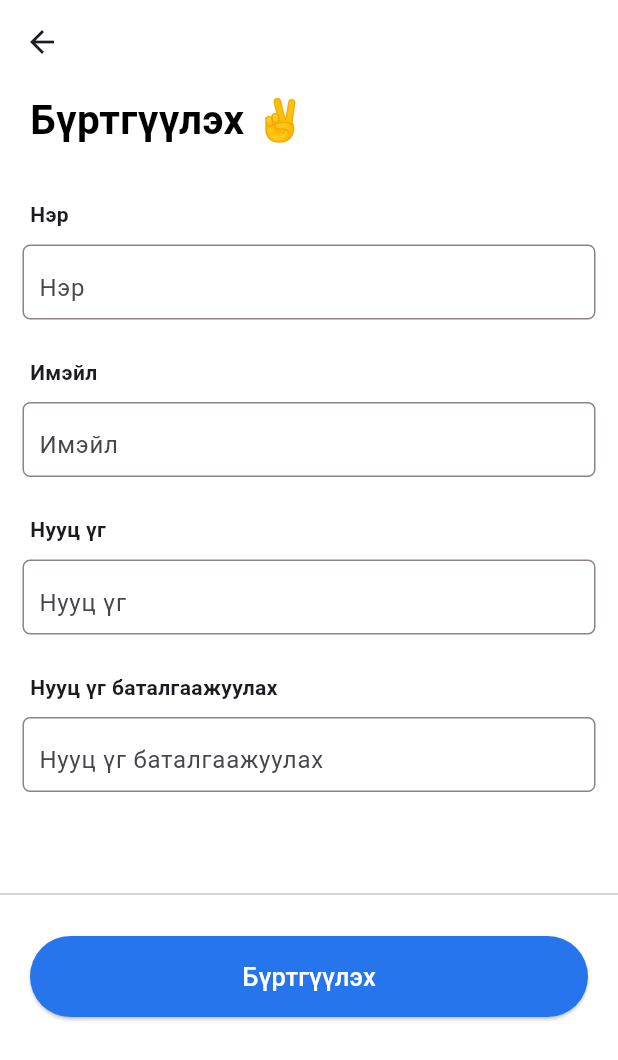
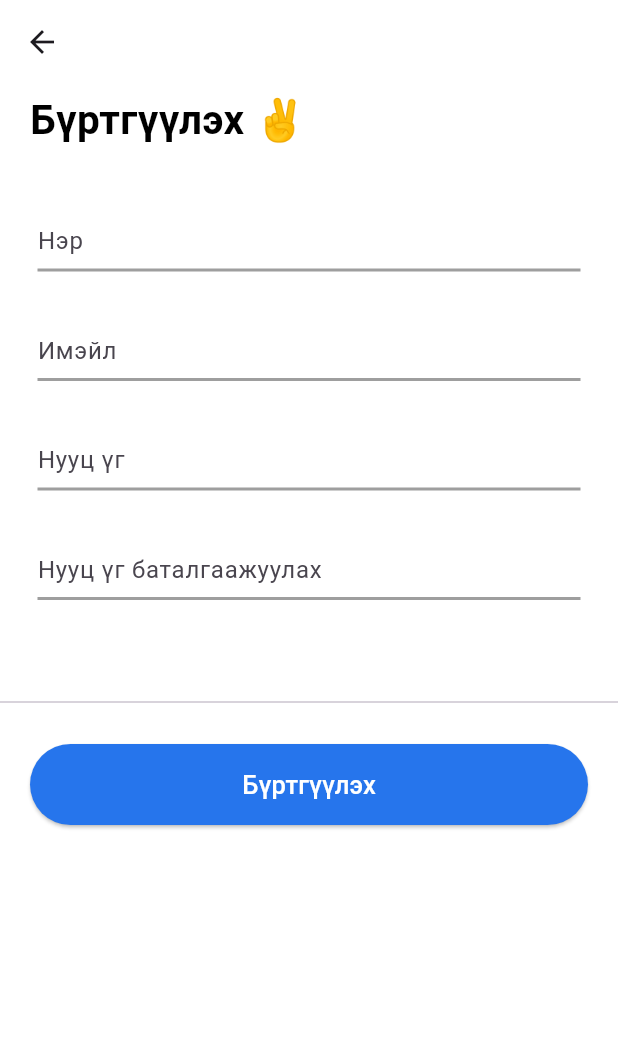
Before and after one commit to Tsogbadrakh-G/Language-exchange-app, a Flutter app: the Register screen opened directly, on a phone screen of 412 x 824 dp. Shown: the top 1060 px of the screen. Run offline on Flutter 3.47's test engine with Material 2 defaults, Android fonts, the phone set to English and light mode, and no system bars; our stand-ins replace cloud_firestore, dio, dropdown_button2, firebase_auth, firebase_core, firebase_messaging and 9 more; missing offline and left inert: agora_rtc_engine; accounts and stored records are empty; Roboto replaces fonts that are missing (Outfit).

Commit message:
Update register.dart

```diff
--- a/degree/lib/pages/register.dart
+++ b/degree/lib/pages/register.dart
@@ -169,21 +169,6 @@ class _Register extends State<Register> {
                       SizedBox(
                         height: 20,
                       ),
-                      // Container(
-                      //   width: double.infinity,
-                      //   padding: EdgeInsets.fromLTRB(0, 0, 50, 0),
-                      //   child: Text(
-                      //     "Hello user, you have a greatful journey",
-                      //     style: const TextStyle(
-                      //       fontFamily: "Outfit",
-                      //       fontSize: 28,
-                      //       fontWeight: FontWeight.w400,
-                      //       color: Color(0xff000000),
-                      //       height: 47 / 37,
-                      //     ),
-                      //     textAlign: TextAlign.left,
-                      //   ),
-                      // )
                     ],
                   ),
                 ),
@@ -198,21 +183,17 @@ class _Register extends State<Register> {
                     child: Column(
                       crossAxisAlignment: CrossAxisAlignment.start,
                       children: [
-                        Container(
-                          //  margin: EdgeInsets.symmetric(horizontal: 20),
-                          padding: EdgeInsets.fromLTRB(5, 0, 0, 10),
-                          width: double.infinity,
-                          child: Text(
-                            'Нэр',
-                            style: TextStyle(fontWeight: FontWeight.w600),
-                          ),
-                        ),
+                        // Container(
+
+                        //   padding: EdgeInsets.fromLTRB(5, 0, 0, 10),
+                        //   width: double.infinity,
+                        //   child: Text(
+                        //     'Нэр',
+                        //     style: TextStyle(fontWeight: FontWeight.w600),
+                        //   ),
+                        // ),
                         Container(
                           padding: EdgeInsets.symmetric(horizontal: 10),
-                          decoration: BoxDecoration(
-                              border: Border.all(
-                                  width: 1.0, color: Color(0xff8E8383)),
-                              borderRadius: BorderRadius.circular(5)),
                           child: TextFormField(
                             focusNode: focusNode1,
                             textAlignVertical: TextAlignVertical.center,
@@ -224,6 +205,18 @@ class _Register extends State<Register> {
                               return null;
                             },
                             decoration: InputDecoration(
+                              enabledBorder: UnderlineInputBorder(
+                                //<-- SEE HERE
+                                borderSide:
+                                    BorderSide(width: 2, color: Colors.black38),
+                              ),
+                              focusedBorder: UnderlineInputBorder(
+                                //<-- SEE HERE
+                                borderSide: BorderSide(
+                                  width: 2,
+                                  color: Color(0xff2675EC),
+                                ),
+                              ),
                               hintText: "Нэр",
                               border: InputBorder.none,
                               // prefixIcon: Icon(
@@ -236,21 +229,21 @@ class _Register extends State<Register> {
                         SizedBox(
                           height: 25,
                         ),
-                        Container(
-                          //  margin: EdgeInsets.symmetric(horizontal: 20),
-                          padding: EdgeInsets.fromLTRB(5, 0, 0, 10),
-                          width: double.infinity,
-                          child: Text(
-                            'Имэйл',
-                            style: TextStyle(fontWeight: FontWeight.w600),
-                          ),
-                        ),
+                        // Container(
+                        //
+                        //   padding: EdgeInsets.fromLTRB(5, 0, 0, 10),
+                        //   width: double.infinity,
+                        //   child: Text(
+                        //     'Имэйл',
+                        //     style: TextStyle(fontWeight: FontWeight.w600),
+                        //   ),
+                        // ),
                         Container(
                           padding: EdgeInsets.symmetric(horizontal: 10),
-                          decoration: BoxDecoration(
-                              border: Border.all(
-                                  width: 1.0, color: Color(0xff8E8383)),
-                              borderRadius: BorderRadius.circular(5)),
+                          // decoration: BoxDecoration(
+                          //     border: Border.all(
+                          //         width: 1.0, color: Color(0xff8E8383)),
+                          //     borderRadius: BorderRadius.circular(5)),
                           child: TextFormField(
                             focusNode: focusNode2,
                             textAlignVertical: TextAlignVertical.center,
@@ -262,6 +255,18 @@ class _Register extends State<Register> {
                               return null;
                             },
                             decoration: InputDecoration(
+                              enabledBorder: UnderlineInputBorder(
+                                //<-- SEE HERE
+                                borderSide:
+                                    BorderSide(width: 2, color: Colors.black38),
+                              ),
+                              focusedBorder: UnderlineInputBorder(
+                                //<-- SEE HERE
+                                borderSide: BorderSide(
+                                  width: 2,
+                                  color: Color(0xff2675EC),
+                                ),
+                              ),
                               hintText: "Имэйл",
                               border: InputBorder.none,
                               // prefixIcon: Icon(
@@ -274,21 +279,21 @@ class _Register extends State<Register> {
                         SizedBox(
                           height: 25.0,
                         ),
-                        Container(
-                          //  margin: EdgeInsets.symmetric(horizontal: 20),
-                          padding: EdgeInsets.fromLTRB(5, 0, 0, 10),
-                          width: double.infinity,
-                          child: Text(
-                            'Нууц үг',
-                            style: TextStyle(fontWeight: FontWeight.w600),
-                          ),
-                        ),
+                        // Container(
+
+                        //   padding: EdgeInsets.fromLTRB(5, 0, 0, 10),
+                        //   width: double.infinity,
+                        //   child: Text(
+                        //     'Нууц үг',
+                        //     style: TextStyle(fontWeight: FontWeight.w600),
+                        //   ),
+                        // ),
                         Container(
                           padding: EdgeInsets.symmetric(horizontal: 10),
-                          decoration: BoxDecoration(
-                              border: Border.all(
-                                  width: 1.0, color: Color(0xff8E8383)),
-                              borderRadius: BorderRadius.circular(5)),
+                          // decoration: BoxDecoration(
+                          //     border: Border.all(
+                          //         width: 1.0, color: Color(0xff8E8383)),
+                          //     borderRadius: BorderRadius.circular(5)),
                           child: TextFormField(
                             focusNode: focusNode3,
                             textAlignVertical: TextAlignVertical.center,
@@ -300,6 +305,18 @@ class _Register extends State<Register> {
                               return null;
                             },
                             decoration: InputDecoration(
+                              enabledBorder: UnderlineInputBorder(
+                                //<-- SEE HERE
+                                borderSide:
+                                    BorderSide(width: 2, color: Colors.black38),
+                              ),
+                              focusedBorder: UnderlineInputBorder(
+                                //<-- SEE HERE
+                                borderSide: BorderSide(
+                                  width: 2,
+                                  color: Color(0xff2675EC),
+                                ),
+                              ),
                               hintText: "Нууц үг",
                               border: InputBorder.none,
                               // prefixIcon: Icon(
@@ -313,21 +330,21 @@ class _Register extends State<Register> {
                         SizedBox(
                           height: 25.0,
                         ),
-                        Container(
-                          //  margin: EdgeInsets.symmetric(horizontal: 20),
-                          padding: EdgeInsets.fromLTRB(5, 0, 0, 10),
-                          width: double.infinity,
-                          child: Text(
-                            'Нууц үг баталгаажуулах',
-                            style: TextStyle(fontWeight: FontWeight.w600),
-                          ),
-                        ),
+                        // Container(
+
+                        //   padding: EdgeInsets.fromLTRB(5, 0, 0, 10),
+                        //   width: double.infinity,
+                        //   child: Text(
+                        //     'Нууц үг баталгаажуулах',
+                        //     style: TextStyle(fontWeight: FontWeight.w600),
+                        //   ),
+                        // ),
                         Container(
                           padding: EdgeInsets.symmetric(horizontal: 10),
-                          decoration: BoxDecoration(
-                              border: Border.all(
-                                  width: 1.0, color: Color(0xff8E8383)),
-                              borderRadius: BorderRadius.circular(5)),
+                          // decoration: BoxDecoration(
+                          //     border: Border.all(
+                          //         width: 1.0, color: Color(0xff8E8383)),
+                          //     borderRadius: BorderRadius.circular(5)),
                           child: TextFormField(
                             focusNode: focusNode4,
                             textAlignVertical: TextAlignVertical.center,
@@ -339,6 +356,18 @@ class _Register extends State<Register> {
                               return null;
                             },
                             decoration: InputDecoration(
+                              enabledBorder: UnderlineInputBorder(
+                                //<-- SEE HERE
+                                borderSide:
+                                    BorderSide(width: 2, color: Colors.black38),
+                              ),
+                              focusedBorder: UnderlineInputBorder(
+                                //<-- SEE HERE
+                                borderSide: BorderSide(
+                                  width: 2,
+                                  color: Color(0xff2675EC),
+                                ),
+                              ),
                               hintText: "Нууц үг баталгаажуулах",
                               border: InputBorder.none,
                               // prefixIcon: Icon(
```
